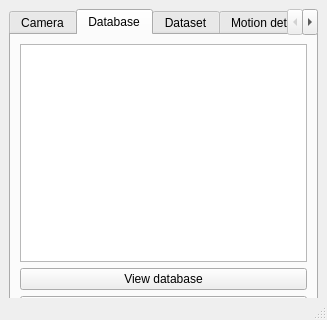
The window that Rozpoznawanie twarzy sqlite/AppGUI.ui (pako911/Rozpoznawanie_twarzy_i_sledzenie_ruchu) describes before a commit, drawn with Qt 5.
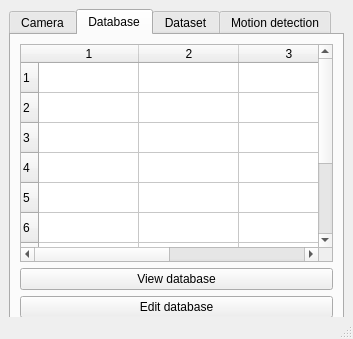
The same window after the commit. The open tabs and pages were chosen to show the change.

Patch:
```diff
--- a/Rozpoznawanie twarzy sqlite/AppGUI.ui
+++ b/Rozpoznawanie twarzy sqlite/AppGUI.ui
@@ -6,8 +6,8 @@
    <rect>
     <x>0</x>
     <y>0</y>
-    <width>327</width>
-    <height>320</height>
+    <width>353</width>
+    <height>339</height>
    </rect>
   </property>
   <property name="minimumSize">
@@ -89,7 +89,28 @@
          </attribute>
          <layout class="QVBoxLayout" name="verticalLayout_2">
           <item>
-           <widget class="QTextBrowser" name="textBrowser"/>
+           <widget class="QTableWidget" name="tableWidget">
+            <property name="rowCount">
+             <number>10</number>
+            </property>
+            <property name="columnCount">
+             <number>4</number>
+            </property>
+            <row/>
+            <row/>
+            <row/>
+            <row/>
+            <row/>
+            <row/>
+            <row/>
+            <row/>
+            <row/>
+            <row/>
+            <column/>
+            <column/>
+            <column/>
+            <column/>
+           </widget>
           </item>
           <item>
            <widget class="QPushButton" name="pushButton_2">
```
Left out of the diff: 2 changed lines with no effect on the pictures.
